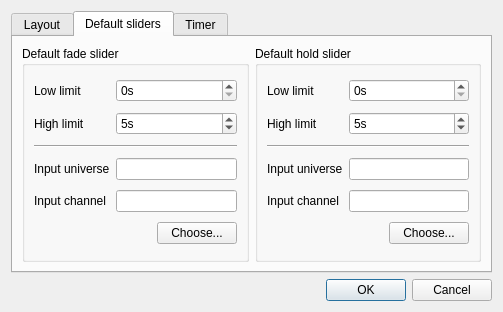
Qt form main/virtualconsoleproperties.ui (Andersbakken/qlc) before a commit.
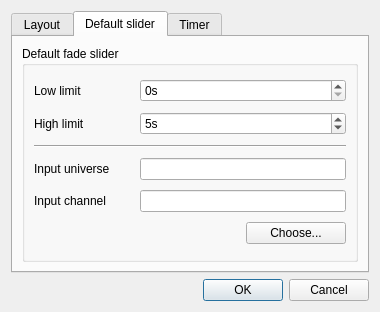
The same form after that commit. The open tabs and pages were chosen to show the change.

Commit message: Got rid of the hold bus and its default slider

What changed in the file:
```diff
--- a/main/virtualconsoleproperties.ui
+++ b/main/virtualconsoleproperties.ui
@@ -5,7 +5,7 @@
    <rect>
     <x>0</x>
     <y>0</y>
-    <width>503</width>
+    <width>380</width>
     <height>312</height>
    </rect>
   </property>
@@ -26,7 +26,7 @@
        <item row="0" column="0" >
         <widget class="QGroupBox" name="m_keyboardGroup" >
          <property name="title" >
-          <string>Keyboard</string>
+          <string>Operate Mode</string>
          </property>
          <layout class="QVBoxLayout" >
           <item>
@@ -35,7 +35,7 @@
              <string>Make virtual console to take exclusive keyboard control during operate mode</string>
             </property>
             <property name="text" >
-             <string>Grab keyboard in operate mode</string>
+             <string>Grab keyboard</string>
             </property>
            </widget>
           </item>
@@ -45,7 +45,7 @@
              <string>Prevent flickering when a keyboard hotkey has been pressed in operate mode</string>
             </property>
             <property name="text" >
-             <string>Turn off key repeat in operate mode</string>
+             <string>Turn off key repeat</string>
             </property>
            </widget>
           </item>
@@ -143,7 +143,7 @@
      </widget>
      <widget class="QWidget" name="DefaultSliders" >
       <attribute name="title" >
-       <string>Default sliders</string>
+       <string>Default slider</string>
       </attribute>
       <layout class="QHBoxLayout" name="horizontalLayout_2" >
        <item>
@@ -256,116 +256,6 @@
          </layout>
         </widget>
        </item>
-       <item>
-        <widget class="QGroupBox" name="m_defaultHoldGroup" >
-         <property name="title" >
-          <string>Default hold slider</string>
-         </property>
-         <layout class="QGridLayout" name="gridLayout_2" >
-          <item row="0" column="0" >
-           <widget class="QLabel" name="m_lowHoldLabel" >
-            <property name="text" >
-             <string>Low limit</string>
-            </property>
-           </widget>
-          </item>
-          <item row="0" column="1" colspan="2" >
-           <widget class="QSpinBox" name="m_holdLowSpin" >
-            <property name="toolTip" >
-             <string>Lowest value that can be set to the 'hold' bus with the default sliders</string>
-            </property>
-            <property name="suffix" >
-             <string>s</string>
-            </property>
-            <property name="maximum" >
-             <number>998</number>
-            </property>
-           </widget>
-          </item>
-          <item row="1" column="0" >
-           <widget class="QLabel" name="m_highHoldLabel" >
-            <property name="text" >
-             <string>High limit</string>
-            </property>
-           </widget>
-          </item>
-          <item row="1" column="1" colspan="2" >
-           <widget class="QSpinBox" name="m_holdHighSpin" >
-            <property name="toolTip" >
-             <string>Highest value that can be set to the 'hold' bus with the default sliders</string>
-            </property>
-            <property name="suffix" >
-             <string>s</string>
-            </property>
-            <property name="minimum" >
-             <number>1</number>
-            </property>
-            <property name="maximum" >
-             <number>999</number>
-            </property>
-            <property name="value" >
-             <number>5</number>
-            </property>
-           </widget>
-          </item>
-          <item row="2" column="0" colspan="3" >
-           <widget class="Line" name="line_2" >
-            <property name="orientation" >
-             <enum>Qt::Horizontal</enum>
-            </property>
-           </widget>
-          </item>
-          <item row="3" column="0" >
-           <widget class="QLabel" name="label_5" >
-            <property name="text" >
-             <string>Input universe</string>
-            </property>
-           </widget>
-          </item>
-          <item row="3" column="1" colspan="2" >
-           <widget class="QLineEdit" name="m_holdInputUniverseEdit" >
-            <property name="readOnly" >
-             <bool>true</bool>
-            </property>
-           </widget>
-          </item>
-          <item row="4" column="0" >
-           <widget class="QLabel" name="label_6" >
-            <property name="text" >
-             <string>Input channel</string>
-            </property>
-           </widget>
-          </item>
-          <item row="4" column="1" colspan="2" >
-           <widget class="QLineEdit" name="m_holdInputChannelEdit" >
-            <property name="readOnly" >
-             <bool>true</bool>
-            </property>
-           </widget>
-          </item>
-          <item row="5" column="0" colspan="2" >
-           <spacer name="horizontalSpacer_2" >
-            <property name="orientation" >
-             <enum>Qt::Horizontal</enum>
-            </property>
-            <property name="sizeHint" stdset="0" >
-             <size>
-              <width>117</width>
-              <height>20</height>
-             </size>
-            </property>
-           </spacer>
-          </item>
-          <item row="5" column="2" >
-           <widget class="QPushButton" name="m_chooseHoldInputButton" >
-            <property name="text" >
-             <string>Choose...</string>
-            </property>
-           </widget>
-          </item>
-         </layout>
-        </widget>
-       </item>
       </layout>
      </widget>
      <widget class="QWidget" name="Timer" >
```
The commit also changes 11 other files.
